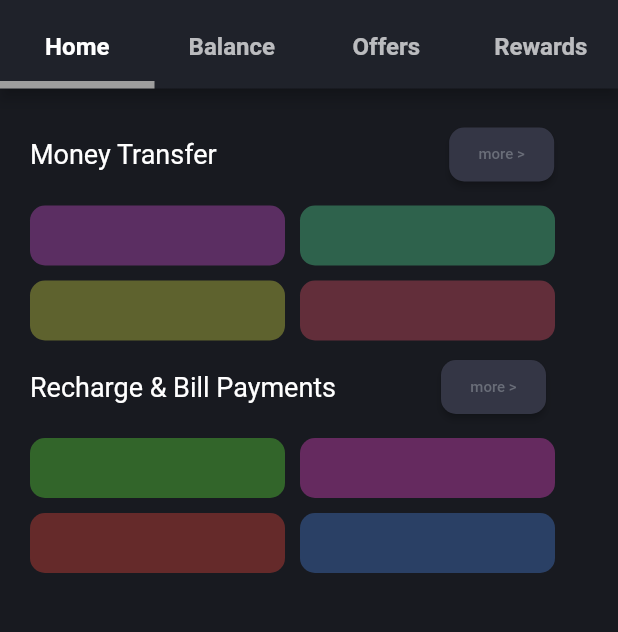
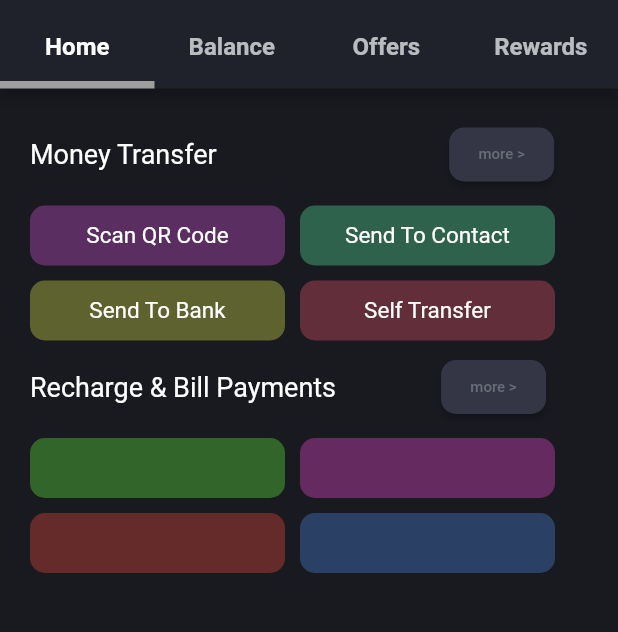
Before and after one commit to Fareed-Shah/Flutter_PaymentApp_UI, a Flutter app: the screen it shows after launch, on a phone screen of 412 x 824 dp, the part 72-704 px from its top. Run offline on Flutter 3.47's test engine with Material 2 defaults, Android fonts, the phone set to English and light mode, and no system bars; missing offline and left inert: dart:html.

Commit message:
Home Screen

```diff
--- a/lib/screens/home_tab.dart
+++ b/lib/screens/home_tab.dart
@@ -49,7 +49,7 @@ class _Home_TabState extends State<Home_Tab> {
                decoration: BoxDecoration(
                color: Color(0xff5B2E62),
                 borderRadius: BorderRadius.circular(10)
-               )
+               ),child: Center(child: Text('Scan QR Code',style: TextStyle(fontSize: 15,color: Color(0xffFFFFFF)),)),
                 ),
              Container(
             margin: EdgeInsets.only(top: 10),
@@ -59,7 +59,7 @@ class _Home_TabState extends State<Home_Tab> {
            decoration: BoxDecoration(
            color: Color(0xff2E624C),
             borderRadius: BorderRadius.circular(10)
-           )
+           ),child: Center(child: Text('Send To Contact',style: TextStyle(fontSize: 15,color: Color(0xffFFFFFF)),)),
             ),
              ],
            ),
@@ -74,7 +74,7 @@ class _Home_TabState extends State<Home_Tab> {
                decoration: BoxDecoration(
                color: Color(0xff5E622E),
                 borderRadius: BorderRadius.circular(10)
-               )
+               ),child: Center(child: Text('Send To Bank',style: TextStyle(fontSize: 15,color: Color(0xffFFFFFF)),)),
                 ),
              Container(
             margin: EdgeInsets.only(top: 10),
@@ -84,7 +84,7 @@ class _Home_TabState extends State<Home_Tab> {
            decoration: BoxDecoration(
            color: Color(0xff622E3A),
             borderRadius: BorderRadius.circular(10)
-           )
+           ),child: Center(child: Text('Self Transfer',style: TextStyle(fontSize: 15,color: Color(0xffFFFFFF)),)),
             ),
              ],
            ),
```
